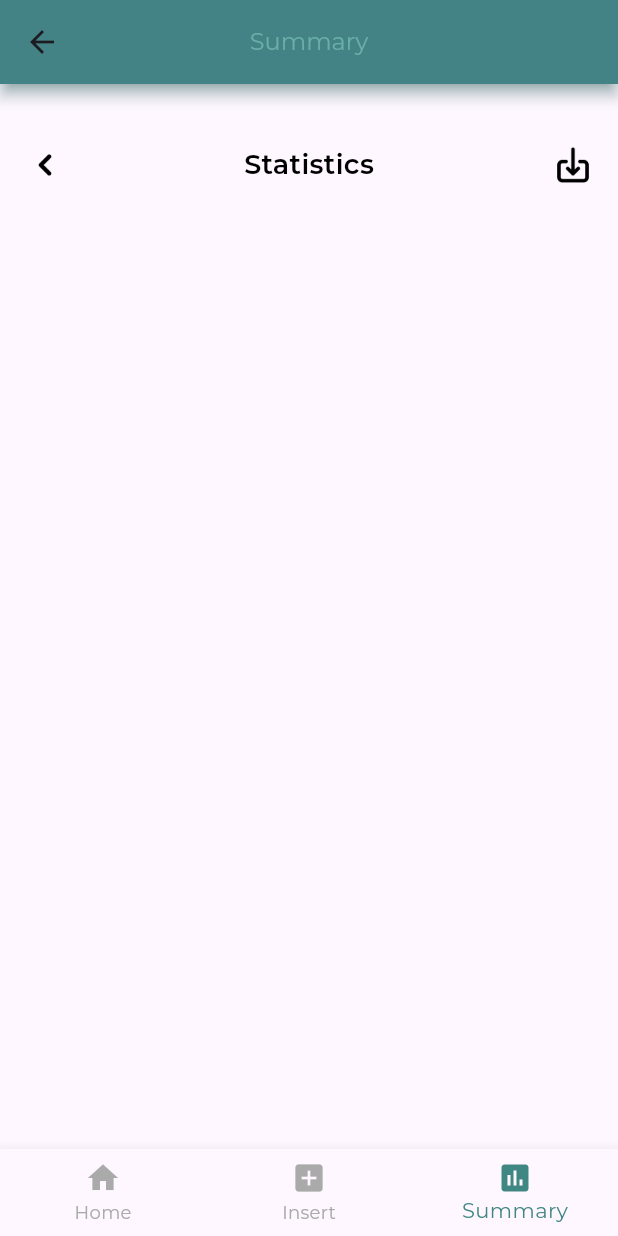
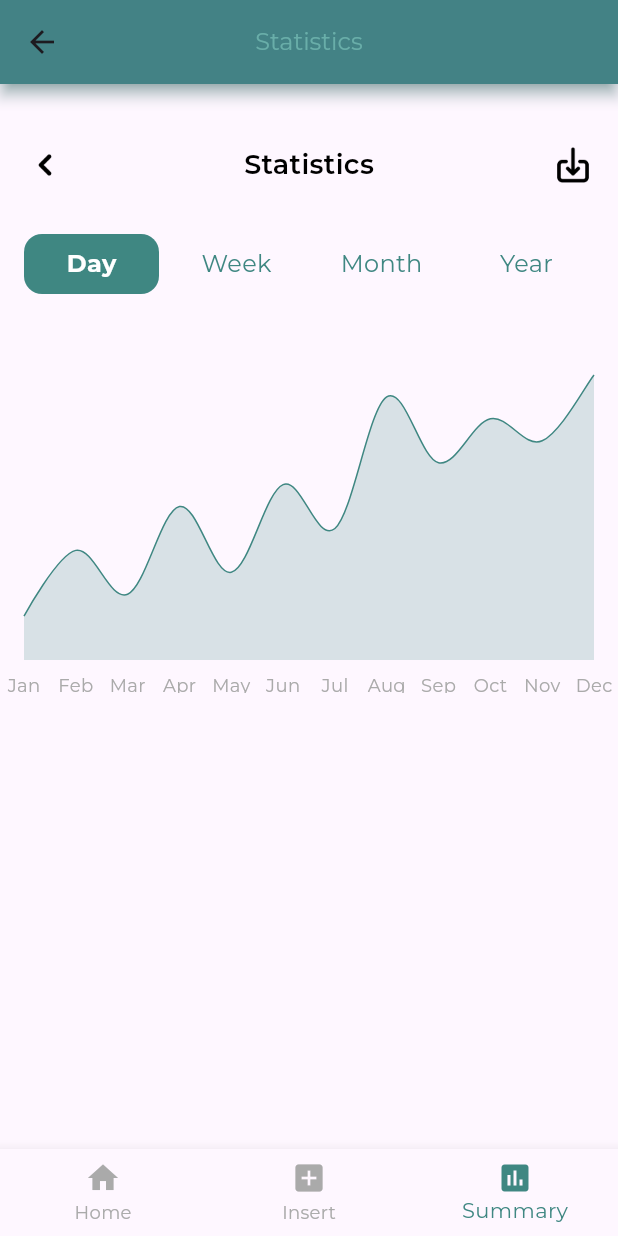
Before and after one commit to shahzadafridi/ExpenseTracker, a Flutter app: the MainBotttomBarView screen opened by its route, on a phone screen of 412 x 824 dp. Run offline on Flutter 3.47's test engine with Material 3 defaults, Android fonts, the phone set to English and light mode, and no system bars; drawn by our look-alikes of fl_chart; our stand-ins replace easy_localization, flutter_phoenix, flutter_svg, get_it, image_picker, shared_preferences; accounts and stored records are empty.

Commit message:
Line chart added

```diff
--- /dev/null
+++ b/lib/features/summary/components/summary_custom_tab.dart
@@ -0,0 +1,78 @@
+import 'package:flutter/material.dart';
+import 'package:income_expense_tracker/resources/color_manager.dart';
+import 'package:income_expense_tracker/resources/styles_manager.dart';
+import '../tabs/summary_day_view.dart';
+import '../tabs/summary_week_view.dart';
+import '../tabs/summary_month_view.dart';
+import '../tabs/summary_year_view.dart';
+
+class SummaryCustomTab extends StatefulWidget {
+  const SummaryCustomTab({super.key});
+
+  @override
+  State<SummaryCustomTab> createState() => _SummaryCustomTabState();
+}
+
+class _SummaryCustomTabState extends State<SummaryCustomTab> {
+  final List<String> tabs = ["Day", "Week", "Month", "Year"];
+  int selectedIndex = 0;
+
+  Widget _buildTabContent() {
+    switch (selectedIndex) {
+      case 0:
+        return const SummaryDayView();
+      case 1:
+        return const SummaryWeekView();
+      case 2:
+        return const SummaryMonthView();
+      case 3:
+        return const SummaryYearView();
+      default:
+        return const SizedBox.shrink();
+    }
+  }
+
+  @override
+  Widget build(BuildContext context) {
+    return Column(
+      children: [
+        // Custom tab bar
+        Row(
+          mainAxisAlignment: MainAxisAlignment.spaceBetween,
+          children: List.generate(tabs.length, (index) {
+            final isSelected = index == selectedIndex;
+
+            return GestureDetector(
+              onTap: () {
+                setState(() {
+                  selectedIndex = index;
+                });
+              },
+              child: Container(
+                width: 90,
+                height: 40,
+                alignment: Alignment.center,
+                decoration: BoxDecoration(
+                  color: isSelected
+                      ? ColorManager.primary // your selected color
+                      : Colors.transparent,
+                  borderRadius: BorderRadius.circular(12),
+                ),
+                child: Text(
+                  tabs[index],
+                  style: isSelected
+                      ? getBoldStyle(color: Colors.white, fontSize: 16)
+                      : getRegularStyle(
+                          color: ColorManager.primary, fontSize: 16),
+                ),
+              ),
+            );
+          }),
+        ),
+        const SizedBox(height: 16),
+        // Tab content
+        _buildTabContent(),
+      ],
+    );
+  }
+}
--- a/lib/features/summary/components/summary_header_view.dart
+++ /dev/null
@@ -1,22 +0,0 @@
-import 'package:flutter/cupertino.dart';
-import 'package:income_expense_tracker/features/summary/components/summary_top_view.dart';
-import '../../../resources/assets_manager.dart';
-
-class SummaryHeaderView extends StatelessWidget {
-  const SummaryHeaderView({super.key});
-
-  @override
-  Widget build(BuildContext context) {
-    return Container(
-      child: const Column(
-        crossAxisAlignment: CrossAxisAlignment.start,
-        children: [
-          Padding(
-            padding: EdgeInsets.only(left: 16, right: 16, top: 40),
-            child: SummaryTopView(),
-          ),
-        ],
-      ),
-    );
-  }
-}
--- /dev/null
+++ b/lib/features/summary/components/summary_line_chart.dart
@@ -0,0 +1,128 @@
+import 'package:fl_chart/fl_chart.dart';
+import 'package:flutter/material.dart';
+import 'package:income_expense_tracker/resources/color_manager.dart';
+import 'package:income_expense_tracker/resources/styles_manager.dart';
+
+class SummaryLineChart extends StatefulWidget {
+  final List<FlSpot> dataPoints;
+
+  const SummaryLineChart({super.key, required this.dataPoints});
+
+  @override
+  State<SummaryLineChart> createState() => _SummaryLineChartState();
+}
+
+class _SummaryLineChartState extends State<SummaryLineChart> {
+  int touchedIndex = -1;
+
+  final List<String> months = const [
+    'Jan',
+    'Feb',
+    'Mar',
+    'Apr',
+    'May',
+    'Jun',
+    'Jul',
+    'Aug',
+    'Sep',
+    'Oct',
+    'Nov',
+    'Dec'
+  ];
+
+  double get maxY {
+    if (widget.dataPoints.isEmpty) return 1000;
+    double max =
+        widget.dataPoints.map((e) => e.y).reduce((a, b) => a > b ? a : b);
+    return (max * 1.2).ceilToDouble();
+  }
+
+  @override
+  Widget build(BuildContext context) {
+    return Column(
+      children: [
+        SizedBox(
+          height: 250,
+          child: LineChart(
+            LineChartData(
+              minX: 0,
+              maxX: 11,
+              minY: 0,
+              maxY: maxY,
+              gridData: const FlGridData(show: false),
+              borderData: FlBorderData(show: false),
+              titlesData: FlTitlesData(
+                bottomTitles: AxisTitles(
+                  sideTitles: SideTitles(
+                    showTitles: true,
+                    interval: 1,
+                    getTitlesWidget: (value, _) {
+                      int index = value.toInt();
+                      if (index >= 0 && index < months.length) {
+                        return Padding(
+                          padding: const EdgeInsets.only(top: 8.0),
+                          child: Text(
+                            months[index],
+                            style: getRegularStyle(
+                                color: ColorManager.lightGrey, fontSize: 12),
+                          ),
+                        );
+                      }
+                      return const SizedBox.shrink();
+                    },
+                  ),
+                ),
+                leftTitles: AxisTitles(
+                  sideTitles: SideTitles(
+                    showTitles: false,
+                  ),
+                ),
+                rightTitles:
+                    AxisTitles(sideTitles: SideTitles(showTitles: false)),
+                topTitles:
+                    AxisTitles(sideTitles: SideTitles(showTitles: false)),
+              ),
+              lineTouchData: LineTouchData(
+                touchTooltipData: LineTouchTooltipData(
+                  getTooltipItems: (touchedSpots) {
+                    return touchedSpots.map((spot) {
+                      return LineTooltipItem(
+                        '${months[spot.x.toInt()]}: \$${spot.y.toStringAsFixed(2)}',
+                        const TextStyle(color: Colors.white),
+                      );
+                    }).toList();
+                  },
+                ),
+                touchCallback:
+                    (FlTouchEvent event, LineTouchResponse? response) {
+                  if (!event.isInterestedForInteractions ||
+                      response == null ||
+                      response.lineBarSpots == null) {
+                    setState(() => touchedIndex = -1);
+                    return;
+                  }
+                  setState(() =>
+                      touchedIndex = response.lineBarSpots!.first.spotIndex);
+                },
+                handleBuiltInTouches: true,
+              ),
+              lineBarsData: [
+                LineChartBarData(
+                  spots: widget.dataPoints,
+                  isCurved: true,
+                  color: ColorManager.primary,
+                  barWidth: 1,
+                  dotData: const FlDotData(show: false),
+                  belowBarData: BarAreaData(
+                    show: true,
+                    color: ColorManager.primary.withOpacity(0.2),
+                  ),
+                ),
+              ],
+            ),
+          ),
+        ),
+      ],
+    );
+  }
+}
--- a/lib/features/summary/summary_view.dart
+++ b/lib/features/summary/summary_view.dart
@@ -1,17 +1,32 @@
 import 'package:flutter/material.dart';
-import 'package:income_expense_tracker/features/summary/components/summary_header_view.dart';
+import 'package:income_expense_tracker/features/summary/components/summary_top_view.dart';
+import 'components/summary_custom_tab.dart';
 
-class SummaryView extends StatelessWidget {
+class SummaryView extends StatefulWidget {
   const SummaryView({super.key});
+
+  @override
+  State<SummaryView> createState() => _SummaryTabViewScreenState();
+}
+
+class _SummaryTabViewScreenState extends State<SummaryView> {
 
   @override
   Widget build(BuildContext context) {
     return Scaffold(
-      appBar: AppBar(
-        title: const Text('Summary'),
-      ),
-      body: const Column(
-        children: [SummaryHeaderView()],
+      appBar: AppBar(title: const Text('Statistics')),
+      body: const Padding(
+        padding: EdgeInsets.symmetric(horizontal: 16, vertical: 8),
+        child: Column(
+          crossAxisAlignment: CrossAxisAlignment.start,
+          children: [
+            SizedBox(height: 32),
+            SummaryTopView(),
+            SizedBox(height: 32),
+            SummaryCustomTab(),
+            SizedBox(height: 16),
+          ],
+        ),
       ),
     );
   }
--- /dev/null
+++ b/lib/features/summary/tabs/summary_day_view.dart
@@ -0,0 +1,36 @@
+import 'package:fl_chart/fl_chart.dart';
+import 'package:flutter/cupertino.dart';
+import 'package:flutter/material.dart';
+import '../components/summary_line_chart.dart';
+
+class SummaryDayView extends StatelessWidget {
+  const SummaryDayView({super.key});
+
+  @override
+  Widget build(BuildContext context) {
+    return Container(
+      width: double.infinity,
+      height: 400,
+      child: Stack(
+        children: [
+          const SummaryLineChart(
+            dataPoints: [
+              FlSpot(0, 200),
+              FlSpot(1, 500),
+              FlSpot(2, 300),
+              FlSpot(3, 700),
+              FlSpot(4, 400),
+              FlSpot(5, 800),
+              FlSpot(6, 600),
+              FlSpot(7, 1200),
+              FlSpot(8, 900),
+              FlSpot(9, 1100),
+              FlSpot(10, 1000),
+              FlSpot(11, 1300),
+            ],
+          ),
+        ],
+      ),
+    );
+  }
+}
--- /dev/null
+++ b/lib/features/summary/tabs/summary_month_view.dart
@@ -0,0 +1,13 @@
+import 'package:flutter/cupertino.dart';
+import 'package:flutter/material.dart';
+
+class SummaryMonthView extends StatelessWidget {
+  const SummaryMonthView({super.key});
+
+  @override
+  Widget build(BuildContext context) {
+    return const Center(
+      child: Text('Month summary content goes here'),
+    );
+  }
+}
--- /dev/null
+++ b/lib/features/summary/tabs/summary_week_view.dart
@@ -0,0 +1,13 @@
+import 'package:flutter/cupertino.dart';
+import 'package:flutter/material.dart';
+
+class SummaryWeekView extends StatelessWidget {
+  const SummaryWeekView({super.key});
+
+  @override
+  Widget build(BuildContext context) {
+    return const Center(
+      child: Text('Week summary content goes here'),
+    );
+  }
+}
--- /dev/null
+++ b/lib/features/summary/tabs/summary_year_view.dart
@@ -0,0 +1,13 @@
+import 'package:flutter/cupertino.dart';
+import 'package:flutter/material.dart';
+
+class SummaryYearView extends StatelessWidget {
+  const SummaryYearView({super.key});
+
+  @override
+  Widget build(BuildContext context) {
+    return const Center(
+      child: Text('Year summary content goes here'),
+    );
+  }
+}
--- a/lib/resources/color_manager.dart
+++ b/lib/resources/color_manager.dart
@@ -1,4 +1,3 @@
-import 'package:flutter/animation.dart';
 import 'package:flutter/material.dart';
 
 class ColorManager {
--- a/lib/resources/string_manager.dart
+++ b/lib/resources/string_manager.dart
@@ -9,6 +9,12 @@ class AppStrings {
   static const String bottom_tab_home = "Home";
   static const String bottom_tab_insert = "Insert";
   static const String bottom_tab_summary = "Summary";
+
+
+  static const String summary_tab_day = "Day";
+  static const String summary_tab_week = "Week";
+  static const String summary_tab_month = "Month";
+  static const String summary_tab_year = "Year";
 
   static const String skip = "skip";
   static const String username = "username_hint";
--- a/pubspec.yaml
+++ b/pubspec.yaml
@@ -43,6 +43,7 @@ dependencies:
   internet_connection_checker: ^0.0.1+4
   json_serializable: ^6.3.1
   shared_preferences: ^2.0.15
+  fl_chart: ^1.0.0
   # The following adds the Cupertino Icons font to your application.
   # Use with the CupertinoIcons class for iOS style icons.
   cupertino_icons: ^1.0.8
```
Also changed, not shown: pubspec.lock.
